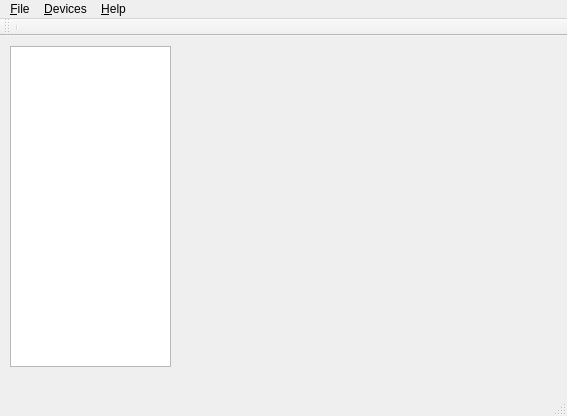
This is LibreDAQStudio/mainwindow.ui in LibreDAQ/libredaq as Qt 5 draws it before an edit. The edited form follows.
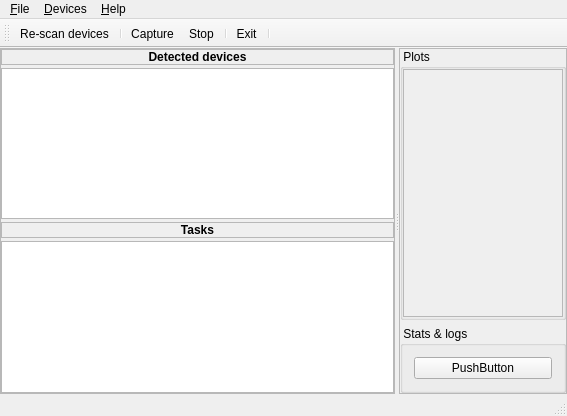
This is the edited form. Icons and pictures are not drawn.

What changed in the file:
```diff
--- a/LibreDAQStudio/mainwindow.ui
+++ b/LibreDAQStudio/mainwindow.ui
@@ -17,7 +17,20 @@
    </size>
   </property>
   <property name="windowTitle">
-   <string>MainWindow</string>
+   <string>LibreDAQ Studio</string>
+  </property>
+  <property name="styleSheet">
+   <string notr="true">QSplitter::handle {
+    background-color: qlineargradient(spread:pad, x1:0, y1:0, x2:1, y2:0, 
+stop:0 rgba(255, 255, 255, 0), 
+stop:0.407273 rgba(200, 200, 200, 255), 
+stop:0.4825 rgba(101, 104, 113, 235), 
+stop:0.6 rgba(255, 255, 255, 0));
+/*    image: url(:/images/splitter.png);*/
+     }</string>
+  </property>
+  <property name="toolButtonStyle">
+   <enum>Qt::ToolButtonTextUnderIcon</enum>
   </property>
   <widget class="QWidget" name="centralWidget">
    <property name="sizePolicy">
@@ -26,27 +39,214 @@
      <verstretch>0</verstretch>
     </sizepolicy>
    </property>
-   <widget class="QTreeView" name="treeView">
-    <property name="geometry">
-     <rect>
-      <x>10</x>
-      <y>10</y>
-      <width>161</width>
-      <height>321</height>
-     </rect>
+   <layout class="QHBoxLayout" name="horizontalLayout_3">
+    <property name="leftMargin">
+     <number>0</number>
     </property>
-   </widget>
-   <widget class="QWidget" name="horizontalLayoutWidget">
-    <property name="geometry">
-     <rect>
-      <x>190</x>
-      <y>90</y>
-      <width>160</width>
-      <height>80</height>
-     </rect>
+    <property name="topMargin">
+     <number>0</number>
     </property>
-    <layout class="QHBoxLayout" name="horizontalLayout"/>
-   </widget>
+    <property name="rightMargin">
+     <number>0</number>
+    </property>
+    <property name="bottomMargin">
+     <number>0</number>
+    </property>
+    <item>
+     <widget class="QSplitter" name="splitter">
+      <property name="orientation">
+       <enum>Qt::Horizontal</enum>
+      </property>
+      <widget class="QFrame" name="frame">
+       <property name="enabled">
+        <bool>true</bool>
+       </property>
+       <property name="minimumSize">
+        <size>
+         <width>50</width>
+         <height>0</height>
+        </size>
+       </property>
+       <property name="frameShape">
+        <enum>QFrame::StyledPanel</enum>
+       </property>
+       <property name="frameShadow">
+        <enum>QFrame::Raised</enum>
+       </property>
+       <layout class="QVBoxLayout" name="verticalLayout">
+        <property name="spacing">
+         <number>3</number>
+        </property>
+        <property name="leftMargin">
+         <number>0</number>
+        </property>
+        <property name="topMargin">
+         <number>0</number>
+        </property>
+        <property name="rightMargin">
+         <number>0</number>
+        </property>
+        <property name="bottomMargin">
+         <number>0</number>
+        </property>
+        <item>
+         <widget class="QFrame" name="frame_3">
+          <property name="frameShape">
+           <enum>QFrame::StyledPanel</enum>
+          </property>
+          <property name="frameShadow">
+           <enum>QFrame::Raised</enum>
+          </property>
+          <layout class="QHBoxLayout" name="horizontalLayout">
+           <property name="leftMargin">
+            <number>0</number>
+           </property>
+           <property name="topMargin">
+            <number>0</number>
+           </property>
+           <property name="rightMargin">
+            <number>0</number>
+           </property>
+           <property name="bottomMargin">
+            <number>0</number>
+           </property>
+           <item>
+            <widget class="QLabel" name="label">
+             <property name="text">
+              <string>&lt;b&gt;Detected devices&lt;/b&gt;</string>
+             </property>
+             <property name="alignment">
+              <set>Qt::AlignCenter</set>
+             </property>
+            </widget>
+           </item>
+          </layout>
+         </widget>
+        </item>
+        <item>
+         <widget class="QTreeView" name="treeView"/>
+        </item>
+        <item>
+         <widget class="QFrame" name="frame_4">
+          <property name="frameShape">
+           <enum>QFrame::StyledPanel</enum>
+          </property>
+          <property name="frameShadow">
+           <enum>QFrame::Raised</enum>
+          </property>
+          <layout class="QHBoxLayout" name="horizontalLayout_4">
+           <property name="leftMargin">
+            <number>0</number>
+           </property>
+           <property name="topMargin">
+            <number>0</number>
+           </property>
+           <property name="rightMargin">
+            <number>0</number>
+           </property>
+           <property name="bottomMargin">
+            <number>0</number>
+           </property>
+           <item>
+            <widget class="QLabel" name="label_2">
+             <property name="text">
+              <string>&lt;b&gt;Tasks&lt;/b&gt;</string>
+             </property>
+             <property name="alignment">
+              <set>Qt::AlignCenter</set>
+             </property>
+            </widget>
+           </item>
+          </layout>
+         </widget>
+        </item>
+        <item>
+         <widget class="QTreeView" name="treeView_2"/>
+        </item>
+       </layout>
+      </widget>
+      <widget class="QFrame" name="frame_2">
+       <property name="frameShape">
+        <enum>QFrame::StyledPanel</enum>
+       </property>
+       <property name="frameShadow">
+        <enum>QFrame::Raised</enum>
+       </property>
+       <layout class="QVBoxLayout" name="verticalLayout_2">
+        <property name="leftMargin">
+         <number>0</number>
+        </property>
+        <property name="topMargin">
+         <number>0</number>
+        </property>
+        <property name="rightMargin">
+         <number>0</number>
+        </property>
+        <property name="bottomMargin">
+         <number>0</number>
+        </property>
+        <item>
+         <widget class="QGroupBox" name="groupBox_2">
+          <property name="title">
+           <string> Plots </string>
+          </property>
+          <layout class="QVBoxLayout" name="verticalLayout_4">
+           <property name="leftMargin">
+            <number>0</number>
+           </property>
+           <property name="topMargin">
+            <number>0</number>
+           </property>
+           <property name="rightMargin">
+            <number>0</number>
+           </property>
+           <property name="bottomMargin">
+            <number>0</number>
+           </property>
+           <item>
+            <widget class="QScrollArea" name="scrollArea">
+             <property name="widgetResizable">
+              <bool>true</bool>
+             </property>
+             <widget class="QWidget" name="scrollAreaWidgetContents">
+              <property name="geometry">
+               <rect>
+                <x>0</x>
+                <y>0</y>
+                <width>275</width>
+                <height>243</height>
+               </rect>
+              </property>
+             </widget>
+            </widget>
+           </item>
+          </layout>
+         </widget>
+        </item>
+        <item>
+         <widget class="QGroupBox" name="groupBox">
+          <property name="title">
+           <string> Stats &amp;&amp; logs</string>
+          </property>
+          <property name="flat">
+           <bool>false</bool>
+          </property>
+          <layout class="QVBoxLayout" name="verticalLayout_3">
+           <item>
+            <widget class="QPushButton" name="pushButton">
+             <property name="text">
+              <string>PushButton</string>
+             </property>
+            </widget>
+           </item>
+          </layout>
+         </widget>
+        </item>
+       </layout>
+      </widget>
+     </widget>
+    </item>
+   </layout>
   </widget>
   <widget class="QMenuBar" name="menuBar">
    <property name="geometry">
@@ -85,8 +285,14 @@
     <enum>TopToolBarArea</enum>
    </attribute>
    <attribute name="toolBarBreak">
-    <bool>false</bool>
+    <bool>true</bool>
    </attribute>
+   <addaction name="actionRe_scan_devices"/>
+   <addaction name="separator"/>
+   <addaction name="actionCapture"/>
+   <addaction name="actionStop"/>
+   <addaction name="separator"/>
+   <addaction name="action_Exit"/>
    <addaction name="separator"/>
   </widget>
   <widget class="QStatusBar" name="statusBar"/>
@@ -104,6 +310,27 @@
    <property name="text">
     <string>Re-scan devices...</string>
    </property>
+   <property name="shortcut">
+    <string>F5</string>
+   </property>
+  </action>
+  <action name="actionCapture">
+   <property name="icon">
+    <iconset resource="libredaqstudio.qrc">
+     <normaloff>:/imgs/play_32x32.png</normaloff>:/imgs/play_32x32.png</iconset>
+   </property>
+   <property name="text">
+    <string>Capture</string>
+   </property>
+  </action>
+  <action name="actionStop">
+   <property name="icon">
+    <iconset resource="libredaqstudio.qrc">
+     <normaloff>:/imgs/pause_32x32.png</normaloff>:/imgs/pause_32x32.png</iconset>
+   </property>
+   <property name="text">
+    <string>Stop</string>
+   </property>
   </action>
  </widget>
  <layoutdefault spacing="6" margin="11"/>
```
Left out of the diff: 12 changed lines with no effect on the pictures.
